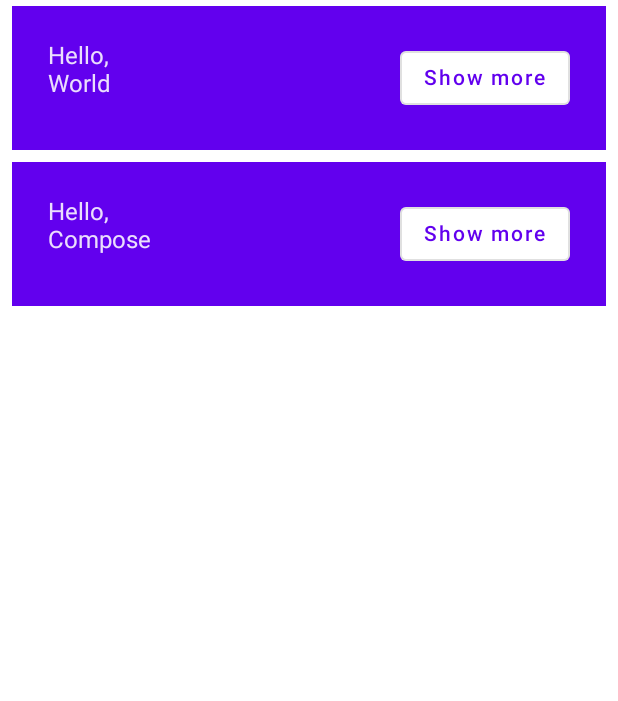
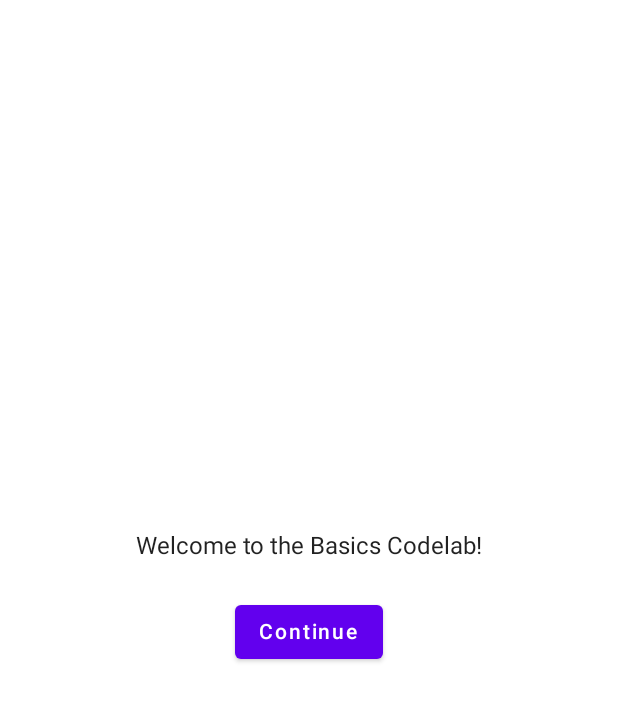
Before and after one commit to selivanovi/compose, an Android app built with Jetpack Compose: the screen it shows after launch (MainActivity), on a phone screen of 412 x 824 dp. Shown: the top 701 px of the screen. Run offline under Robolectric (Android 15) with nearby library versions, the phone set to English and light mode, and no system bars.

```diff
--- a/basics/app/src/main/java/com/example/basics/MainActivity.kt
+++ b/basics/app/src/main/java/com/example/basics/MainActivity.kt
@@ -3,17 +3,23 @@ package com.example.basics
 import android.os.Bundle
 import androidx.activity.ComponentActivity
 import androidx.activity.compose.setContent
+import androidx.compose.foundation.layout.Arrangement
 import androidx.compose.foundation.layout.Column
 import androidx.compose.foundation.layout.Row
+import androidx.compose.foundation.layout.fillMaxSize
 import androidx.compose.foundation.layout.fillMaxWidth
 import androidx.compose.foundation.layout.padding
+import androidx.compose.material.Button
 import androidx.compose.material.MaterialTheme
 import androidx.compose.material.OutlinedButton
 import androidx.compose.material.Surface
 import androidx.compose.material.Text
 import androidx.compose.runtime.Composable
+import androidx.compose.runtime.getValue
 import androidx.compose.runtime.mutableStateOf
 import androidx.compose.runtime.remember
+import androidx.compose.runtime.setValue
+import androidx.compose.ui.Alignment
 import androidx.compose.ui.Modifier
 import androidx.compose.ui.tooling.preview.Preview
 import androidx.compose.ui.unit.dp
@@ -24,17 +30,28 @@ class MainActivity : ComponentActivity() {
         super.onCreate(savedInstanceState)
         setContent {
             BasicsTheme {
-                // A surface container using the 'background' color from the theme
-                Surface(color = MaterialTheme.colors.background) {
-                    MyApp()
-                }
+                MyApp()
             }
         }
     }
 }
 
 @Composable
-private fun MyApp(names: List<String> = listOf("World", "Compose")) {
+private fun MyApp() {
+
+    var shouldShowOnboarding by remember {
+        mutableStateOf(true)
+    }
+
+    if (shouldShowOnboarding) {
+        OnboardingScreen(onContinueClicked = { shouldShowOnboarding = false })
+    } else {
+        Greetings()
+    }
+}
+
+@Composable
+fun Greetings(names: List<String> = listOf("World", "Compose")) {
     Column {
         for (name in names) {
             Greeting(name = name)
@@ -44,11 +61,12 @@ private fun MyApp(names: List<String> = listOf("World", "Compose")) {
 
 @Composable
 fun Greeting(name: String) {
-    val expanded = remember {
+
+    var expanded by remember {
         mutableStateOf(false)
     }
 
-   val extraPadding = if (expanded.value) 48.dp else 0.dp
+    val extraPadding = if (expanded) 48.dp else 0.dp
 
     Surface(
         color = MaterialTheme.colors.primary,
@@ -59,16 +77,39 @@ fun Greeting(name: String) {
                 .fillMaxWidth()
                 .padding(24.dp)
         ) {
-            Column(modifier = Modifier.weight(1f).padding(bottom = extraPadding)) {
+            Column(
+                modifier = Modifier
+                    .weight(1f)
+                    .padding(bottom = extraPadding)
+            ) {
                 Text(text = "Hello, ")
                 Text(text = name)
             }
             OutlinedButton(
                 onClick = {
-                    expanded.value = !expanded.value
+                    expanded = !expanded
                 }
             ) {
-                Text(if (expanded.value) "Show less" else "Show more")
+                Text(if (expanded) "Show less" else "Show more")
+            }
+        }
+    }
+}
+
+@Composable
+fun OnboardingScreen(onContinueClicked: () -> Unit) {
+    Surface {
+        Column(
+            modifier = Modifier.fillMaxSize(),
+            verticalArrangement = Arrangement.Center,
+            horizontalAlignment = Alignment.CenterHorizontally
+        ) {
+            Text("Welcome to the Basics Codelab!")
+            Button(
+                modifier = Modifier.padding(vertical = 24.dp),
+                onClick = onContinueClicked
+            ) {
+                Text("Continue")
             }
         }
     }
@@ -85,3 +126,15 @@ fun DefaultPreview() {
         MyApp()
     }
 }
+
+@Preview(
+    showBackground = true,
+    widthDp = 320,
+    heightDp = 320
+)
+@Composable
+fun OnboardingPreview() {
+    BasicsTheme {
+        OnboardingScreen(onContinueClicked = {})
+    }
+}
```
